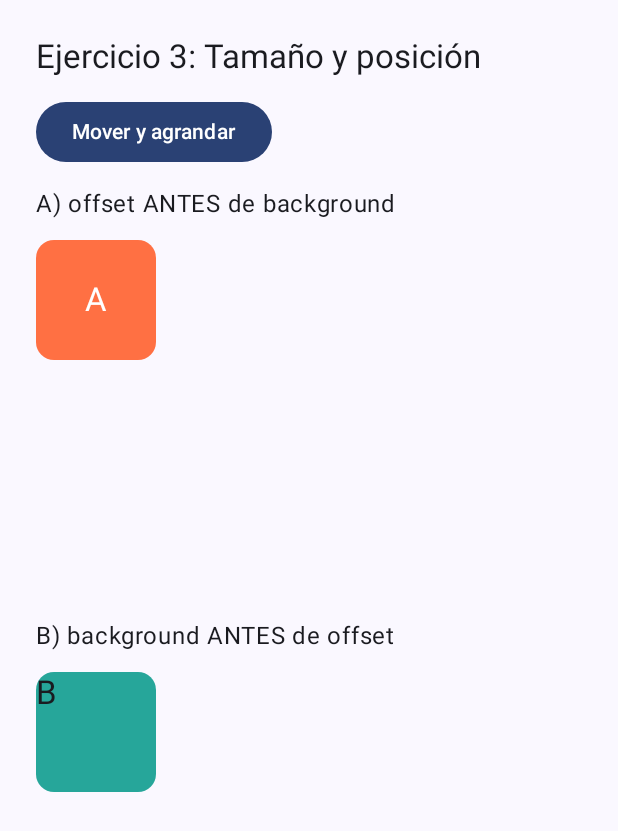
After one commit to boristito-a11y/Lab13, an Android app built with Jetpack Compose: the composable Ejercicio3TamanoPosicion shown on its own in the app's theme, on a phone screen of 412 x 824 dp. The commit adds this screen. Shown: the top 831 px of the screen. Run offline under Robolectric (Android 15) with nearby library versions, the phone set to English and light mode, and no system bars.

Commit message:
feat(ej3): anima tamano y posicion con animateDpAsState y offset

```diff
--- /dev/null
+++ b/app/src/main/java/com/tecsup/lab13/Ejercicio3TamanoPosicion.kt
@@ -0,0 +1,88 @@
+package com.tecsup.lab13
+
+import androidx.compose.animation.core.*
+import androidx.compose.foundation.background
+import androidx.compose.foundation.layout.*
+import androidx.compose.foundation.rememberScrollState
+import androidx.compose.foundation.shape.RoundedCornerShape
+import androidx.compose.foundation.verticalScroll
+import androidx.compose.material3.*
+import androidx.compose.runtime.*
+import androidx.compose.ui.Alignment
+import androidx.compose.ui.Modifier
+import androidx.compose.ui.graphics.Color
+import androidx.compose.ui.unit.dp
+
+@Composable
+fun Ejercicio3TamanoPosicion() {
+    var movido by remember { mutableStateOf(false) }
+
+    val tamano by animateDpAsState(
+        targetValue = if (movido) 140.dp else 80.dp,
+        animationSpec = tween(durationMillis = 700),
+        label = "tamano"
+    )
+    val posX by animateDpAsState(
+        targetValue = if (movido) 140.dp else 0.dp,
+        animationSpec = spring(dampingRatio = Spring.DampingRatioMediumBouncy),
+        label = "posX"
+    )
+    val posY by animateDpAsState(
+        targetValue = if (movido) 80.dp else 0.dp,
+        animationSpec = tween(durationMillis = 700),
+        label = "posY"
+    )
+
+    Column(
+        modifier = Modifier
+            .fillMaxSize()
+            .verticalScroll(rememberScrollState())
+            .padding(24.dp),
+        verticalArrangement = Arrangement.spacedBy(12.dp)
+    ) {
+        Text("Ejercicio 3: Tamaño y posición", style = MaterialTheme.typography.titleLarge)
+
+        Button(onClick = { movido = !movido }) {
+            Text(if (movido) "Regresar" else "Mover y agrandar")
+        }
+
+        // A) offset va primero: se mueve el cuadro completo
+        Text("A) offset ANTES de background")
+        Box(
+            modifier = Modifier
+                .fillMaxWidth()
+                .height(240.dp)
+        ) {
+            Box(
+                modifier = Modifier
+                    .offset(x = posX, y = posY)
+                    .size(tamano)
+                    .background(Color(0xFFFF7043), RoundedCornerShape(12.dp)),
+                contentAlignment = Alignment.Center
+            ) {
+                Text("A", color = Color.White, style = MaterialTheme.typography.titleLarge)
+            }
+        }
+
+        // B) offset va al final: el color se queda y solo se mueve la letra
+        Text("B) background ANTES de offset")
+        Box(
+            modifier = Modifier
+                .fillMaxWidth()
+                .height(160.dp)
+        ) {
+            Box(
+                modifier = Modifier
+                    .size(tamano)
+                    .background(Color(0xFF26A69A), RoundedCornerShape(12.dp))
+                    .offset(x = posX)
+            ) {
+                Text(
+                    "B",
+                    color = MaterialTheme.colorScheme.onSurface,
+                    style = MaterialTheme.typography.titleLarge
+                )
+            }
+        }
+    }
+}
--- a/app/src/main/java/com/tecsup/lab13/MainActivity.kt
+++ b/app/src/main/java/com/tecsup/lab13/MainActivity.kt
@@ -39,6 +39,7 @@ fun AppLab13(modifier: Modifier = Modifier) {
             // Aqui vas agregando una linea por cada ejercicio
             "ej1" -> Ejercicio1Visibilidad()
             "ej2" -> Ejercicio2Color()
+            "ej3" -> Ejercicio3TamanoPosicion()
             else -> Text("Proximamente", modifier = Modifier.padding(24.dp))
         }
     }
```
